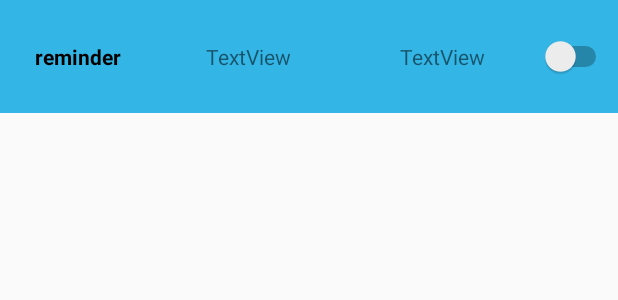
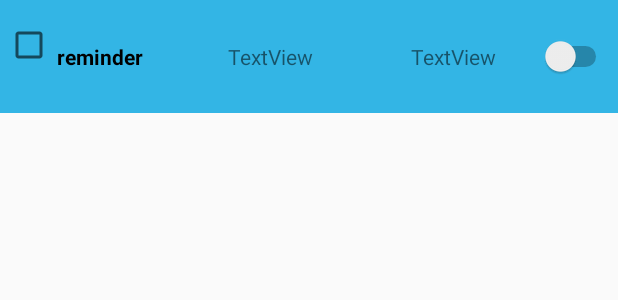
Before and after one commit to JohnK0/NudgeSwype, an Android app: the layout reminder.xml on its own in the app's theme, with its tools: preview values and no code run, on a phone screen of 412 x 824 dp. Shown: the top 300 px of the screen. Run offline under Robolectric (Android 15) with nearby library versions, the phone set to English and light mode, and no system bars.

```diff
--- a/app/src/main/java/com/hci/nudgeswype/ReminderNotificationActionReceiver.kt
+++ b/app/src/main/java/com/hci/nudgeswype/ReminderNotificationActionReceiver.kt
@@ -19,7 +19,7 @@ class ReminderNotificationActionReceiver : BroadcastReceiver() {
             }
             AppConstants.ACTION_FINISH -> {
                 AlarmUtil.removeAlarm(context)
-                ReminderViewHolder.updateJSON(intent.getIntExtra("request code", 0), context)
+               // ReminderViewHolder.updateJSON(intent.getIntExtra("request code", 0), context)
 //                PrefUtil.setTimerState(MainActivity.TimerState.Stopped, context)
                 NotificationUtil.hideTimerNotification(context)
             }
--- a/app/src/main/res/layout/activity_main.xml
+++ b/app/src/main/res/layout/activity_main.xml
@@ -16,6 +16,12 @@
             android:layout_alignParentRight="true" android:layout_marginRight="15dp" android:layout_marginEnd="18dp"
             app:backgroundTint="@color/colorPrimary"/>
 
+    <Button
+            android:text="Delete"
+            android:layout_width="wrap_content"
+            android:layout_height="wrap_content" android:id="@+id/deleteButton" android:layout_alignParentStart="true"
+            android:layout_marginStart="16dp" android:layout_alignParentBottom="true"
+            android:layout_marginBottom="17dp"/>
     <android.support.v7.widget.RecyclerView
             android:id="@+id/my_recycler_view"
             android:scrollbars="vertical"
--- a/app/src/main/res/layout/reminder.xml
+++ b/app/src/main/res/layout/reminder.xml
@@ -13,8 +13,9 @@
             android:id="@+id/reminderName" android:gravity="center"
             android:textColor="@android:color/black" android:textStyle="bold"
             app:layout_constraintStart_toStartOf="parent"
-            android:layout_marginStart="1dp" android:layout_marginTop="8dp" app:layout_constraintTop_toTopOf="parent"
-            android:layout_marginBottom="8dp" app:layout_constraintBottom_toBottomOf="parent"/>
+            android:layout_marginStart="16dp" android:layout_marginTop="8dp" app:layout_constraintTop_toTopOf="parent"
+            android:layout_marginBottom="8dp" app:layout_constraintBottom_toBottomOf="parent"
+            app:layout_constraintVertical_bias="0.0"/>
 
 
     <Switch
@@ -43,6 +44,14 @@
             app:layout_constraintEnd_toStartOf="@+id/reminderSwitch" android:layout_marginEnd="8dp"
             app:layout_constraintStart_toEndOf="@+id/reminderTime" android:layout_marginStart="8dp"
             android:layout_marginTop="4dp"/>
+    <CheckBox
+            android:layout_width="wrap_content"
+            android:layout_height="44dp"
+            android:id="@+id/deleteBox" android:layout_marginTop="8dp" app:layout_constraintTop_toTopOf="parent"
+            android:layout_marginBottom="8dp" app:layout_constraintBottom_toBottomOf="parent"
+            app:layout_constraintStart_toStartOf="parent" android:layout_marginStart="8dp"
+            app:layout_constraintVertical_bias="0.0" app:layout_constraintEnd_toStartOf="@+id/reminderName"
+            android:layout_marginEnd="8dp" app:layout_constraintHorizontal_bias="0.156"/>
 
 
 </android.support.constraint.ConstraintLayout>
```
Also changed, not shown: app/src/main/java/com/hci/nudgeswype/MainActivity.kt (+42 -5 lines), app/src/main/java/com/hci/nudgeswype/ReminderViewHolder.kt (+8 -0 lines), app/src/main/java/com/hci/nudgeswype/listAdapter.kt (+9 -2 lines), app/src/main/java/com/hci/nudgeswype/mainFragment.kt (+50 -0 lines).
